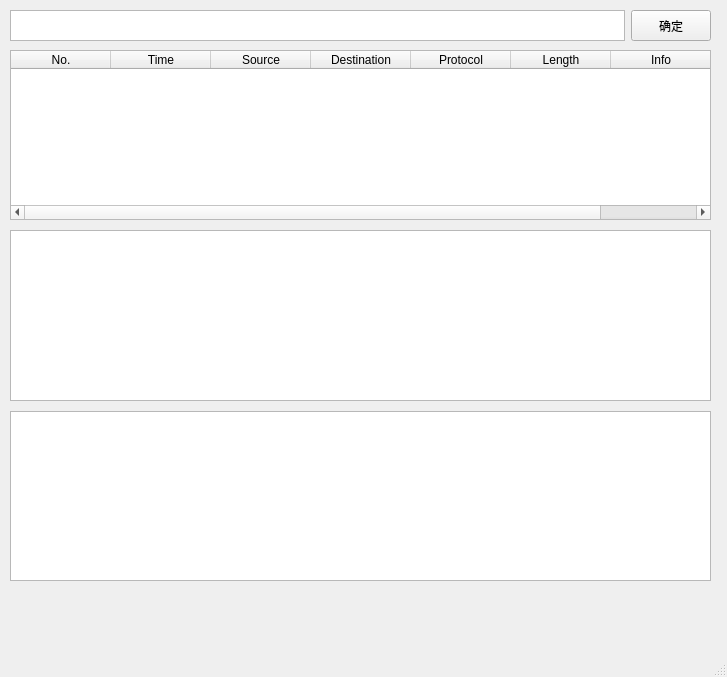
The window that MainWindow.ui (Isolator-1/sniffer) describes before a commit, drawn with Qt 5.
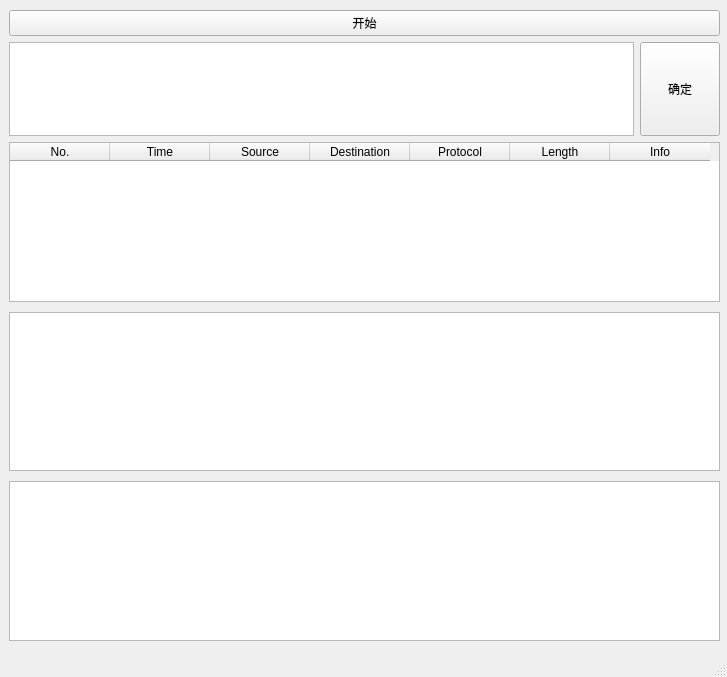
The same window after the commit.

Patch:
```diff
--- a/MainWindow.ui
+++ b/MainWindow.ui
@@ -23,12 +23,45 @@
    <widget class="QWidget" name="verticalLayoutWidget">
     <property name="geometry">
      <rect>
-      <x>10</x>
-      <y>50</y>
-      <width>701</width>
-      <height>531</height>
+      <x>9</x>
+      <y>10</y>
+      <width>711</width>
+      <height>631</height>
      </rect>
     </property>
+    <layout class="QVBoxLayout" name="verticalLayout_2">
+     <item>
+      <widget class="QPushButton" name="startButton">
+       <property name="text">
+        <string>开始</string>
+       </property>
+      </widget>
+     </item>
+     <item>
+      <layout class="QHBoxLayout" name="horizontalLayout">
+       <item>
+        <widget class="QTextEdit" name="textEdit">
+         <property name="documentTitle">
+          <string/>
+         </property>
+        </widget>
+       </item>
+       <item>
+        <widget class="QPushButton" name="filterButton">
+         <property name="sizePolicy">
+          <sizepolicy hsizetype="Minimum" vsizetype="Expanding">
+           <horstretch>0</horstretch>
+           <verstretch>0</verstretch>
+          </sizepolicy>
+         </property>
+         <property name="text">
+          <string>确定</string>
+         </property>
+        </widget>
+       </item>
+      </layout>
+     </item>
+     <item>
     <layout class="QVBoxLayout" name="verticalLayout" stretch="0,0,0">
      <property name="spacing">
       <number>10</number>
@@ -91,32 +124,6 @@
       <widget class="QTableWidget" name="tableWidget_2"/>
      </item>
     </layout>
-   </widget>
-   <widget class="QWidget" name="horizontalLayoutWidget">
-    <property name="geometry">
-     <rect>
-      <x>10</x>
-      <y>10</y>
-      <width>701</width>
-      <height>31</height>
-     </rect>
-    </property>
-    <layout class="QHBoxLayout" name="horizontalLayout">
-     <item>
-      <widget class="QTextEdit" name="textEdit"/>
-     </item>
-     <item>
-      <widget class="QPushButton" name="pushButton">
-       <property name="sizePolicy">
-        <sizepolicy hsizetype="Minimum" vsizetype="Expanding">
-         <horstretch>0</horstretch>
-         <verstretch>0</verstretch>
-        </sizepolicy>
-       </property>
-       <property name="text">
-        <string>确定</string>
-       </property>
-      </widget>
      </item>
     </layout>
    </widget>
```
Left out of the diff: 2 changed lines with no effect on the pictures. Lines whose indentation alone changed are shown as unchanged.
